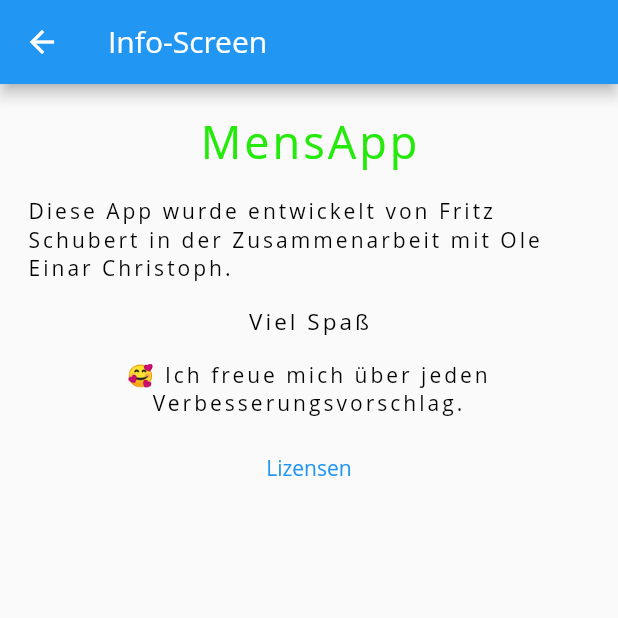
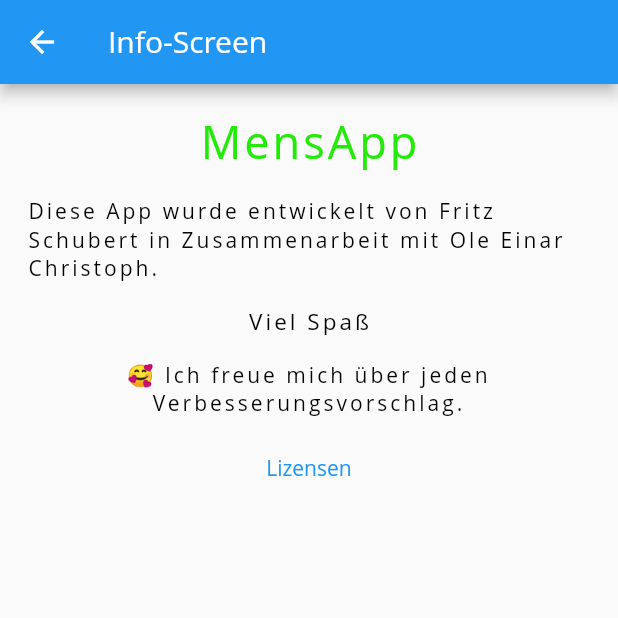
Before and after one commit to whosFritz/MensiMates, a Flutter app: the AboutPage screen opened by its route, on a phone screen of 412 x 824 dp, the top half of it. Run offline on Flutter 3.47's test engine with Material 2 defaults, Android fonts, the phone set to English and light mode, and no system bars; network calls fail; Roboto replaces fonts that are missing (Open Sans).

Commit message:
odified:   essensgetterapp/lib/main.dart

```diff
--- a/essensgetterapp/lib/main.dart
+++ b/essensgetterapp/lib/main.dart
@@ -670,7 +670,7 @@ class _InfoScreenState extends State<AboutPage> {
                                   Padding(
                                     padding: const EdgeInsets.all(8.0),
                                     child: Text(
-                                      "Diese App wurde entwickelt von Fritz Schubert in der Zusammenarbeit mit Ole Einar Christoph.",
+                                      "Diese App wurde entwickelt von Fritz Schubert in Zusammenarbeit mit Ole Einar Christoph.",
                                       style: Theme.of(context)
                                           .textTheme
                                           .bodyLarge
```
